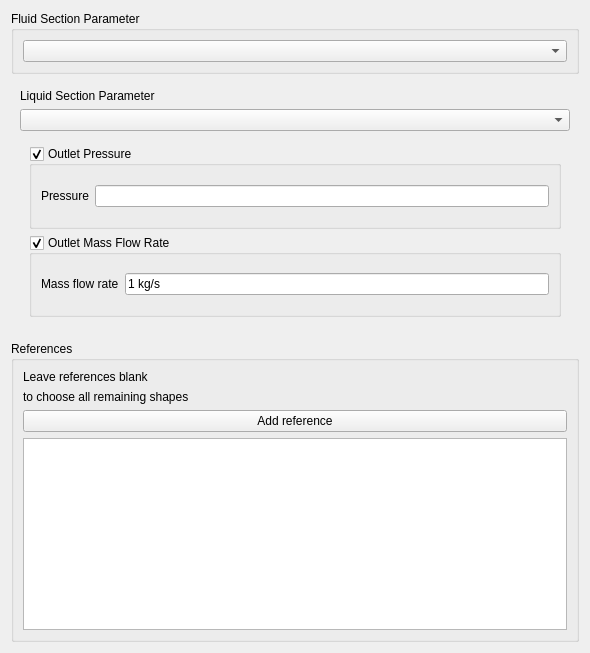
makkemal/FreeCAD, file src/Mod/Fem/TaskPanelFemFluidSection.ui: the form before one commit.
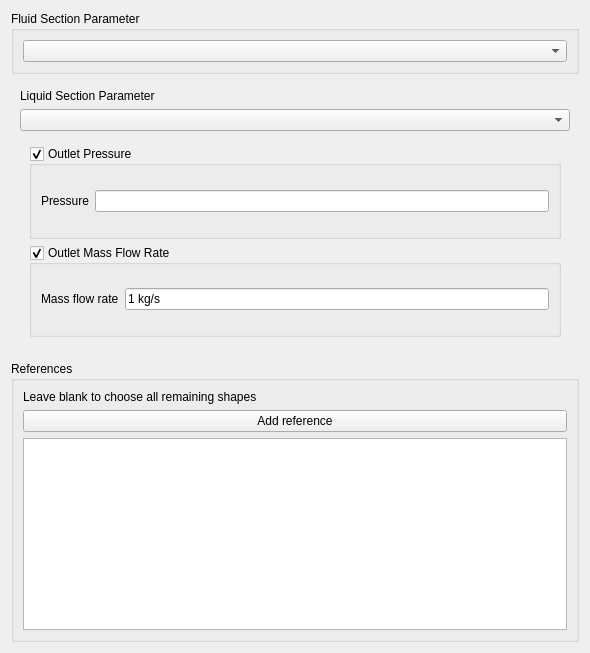
The form after the commit. Custom widgets are drawn as their Qt base class.

Commit message: FEM: fluid section ui, make it look like the other section uis

```diff
--- a/src/Mod/Fem/TaskPanelFemFluidSection.ui
+++ b/src/Mod/Fem/TaskPanelFemFluidSection.ui
@@ -403,17 +403,7 @@
       <item>
        <widget class="QLabel" name="l_label_text_1">
         <property name="text">
-         <string>Leave references blank </string>
-        </property>
-       </widget>
-      </item>
-      <item>
-       <widget class="QLabel" name="l_label_text_2">
-        <property name="text">
-         <string>to choose all remaining shapes</string>
-        </property>
-        <property name="wordWrap">
-         <bool>true</bool>
+         <string>Leave blank to choose all remaining shapes</string>
         </property>
        </widget>
       </item>
```
